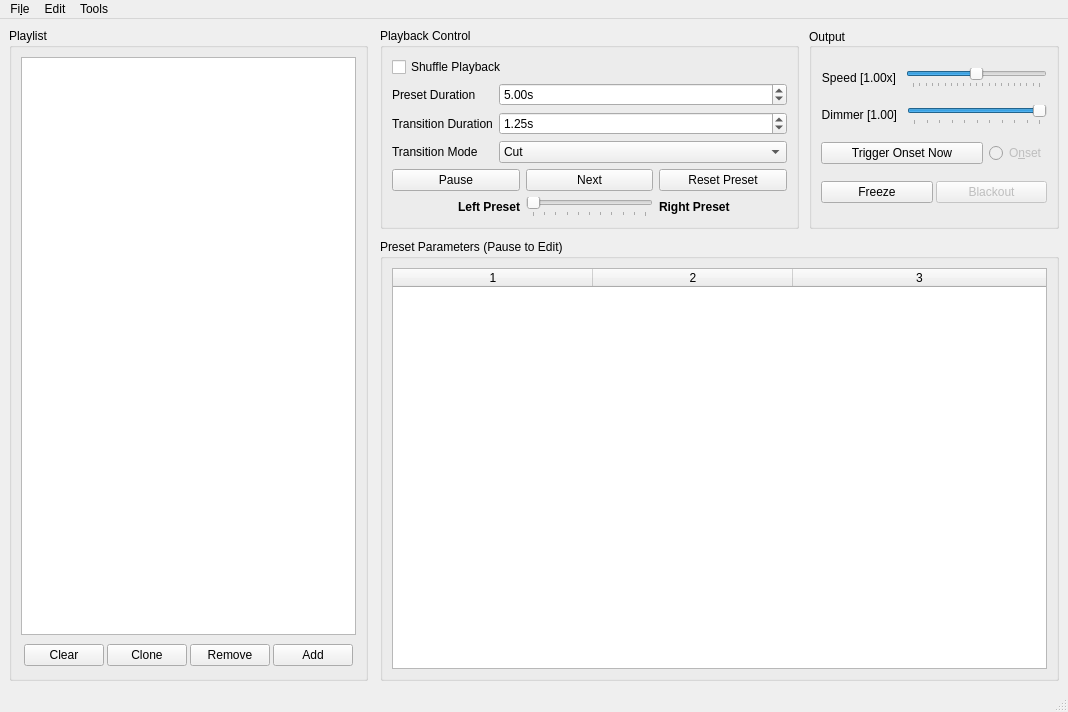
This is ui/firemix.ui in Openlights/firemix as Qt 5 draws it before an edit. The edited form follows.
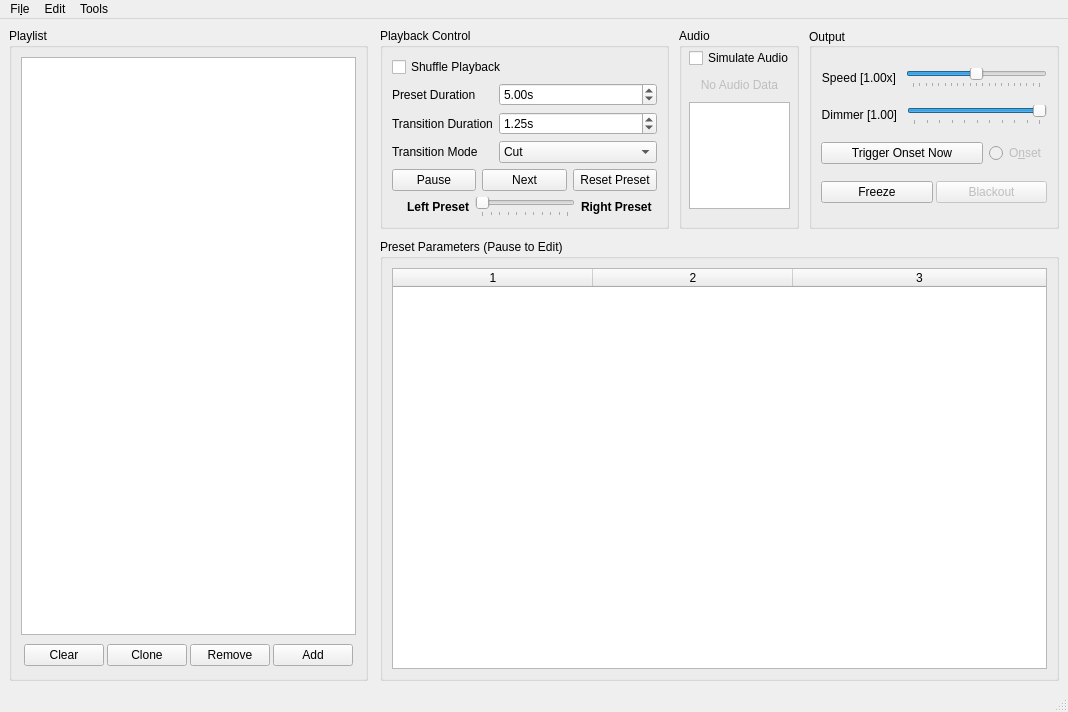
This is the edited form. Custom widgets are drawn as their Qt base class.

Commit message: WIP: FFT visualization in GUI

```diff
--- a/ui/firemix.ui
+++ b/ui/firemix.ui
@@ -85,7 +85,7 @@
          <number>6</number>
         </property>
         <item>
-         <layout class="QHBoxLayout" name="horizontalLayout_5" stretch="0,1">
+         <layout class="QHBoxLayout" name="horizontalLayout_5" stretch="0,0,1">
           <property name="spacing">
            <number>10</number>
           </property>
@@ -297,6 +297,94 @@
             </layout>
            </widget>
           </item>
+          <item>
+           <widget class="QGroupBox" name="groupBox_4">
+            <property name="minimumSize">
+             <size>
+              <width>120</width>
+              <height>0</height>
+             </size>
+            </property>
+            <property name="title">
+             <string>Audio</string>
+            </property>
+            <widget class="QWidget" name="verticalLayoutWidget">
+             <property name="geometry">
+              <rect>
+               <x>10</x>
+               <y>20</y>
+               <width>101</width>
+               <height>161</height>
+              </rect>
+             </property>
+             <layout class="QVBoxLayout" name="verticalLayout_2">
+              <item>
+               <widget class="QCheckBox" name="cb_simulate_audio">
+                <property name="text">
+                 <string>Simulate Audio</string>
+                </property>
+               </widget>
+              </item>
+              <item>
+               <widget class="QPushButton" name="btn_receiving_audio">
+                <property name="enabled">
+                 <bool>false</bool>
+                </property>
+                <property name="styleSheet">
+                 <string notr="true">background-color: rgb(249, 127, 127);</string>
+                </property>
+                <property name="text">
+                 <string>No Audio Data</string>
+                </property>
+                <property name="flat">
+                 <bool>true</bool>
+                </property>
+               </widget>
+              </item>
+              <item>
+               <widget class="QGraphicsView" name="fft_graphics_view">
+                <property name="sizePolicy">
+                 <sizepolicy hsizetype="Expanding" vsizetype="Preferred">
+                  <horstretch>0</horstretch>
+                  <verstretch>0</verstretch>
+                 </sizepolicy>
+                </property>
+                <property name="maximumSize">
+                 <size>
+                  <width>16777215</width>
+                  <height>150</height>
+                 </size>
+                </property>
+                <property name="interactive">
+                 <bool>false</bool>
+                </property>
+                <property name="sceneRect">
+                 <rectf>
+                  <x>0.000000000000000</x>
+                  <y>0.000000000000000</y>
+                  <width>64.000000000000000</width>
+                  <height>64.000000000000000</height>
+                 </rectf>
+                </property>
+               </widget>
+              </item>
+              <item>
+               <spacer name="verticalSpacer">
+                <property name="orientation">
+                 <enum>Qt::Vertical</enum>
+                </property>
+                <property name="sizeHint" stdset="0">
+                 <size>
+                  <width>20</width>
+                  <height>40</height>
+                 </size>
+                </property>
+               </spacer>
+              </item>
+             </layout>
+            </widget>
+           </widget>
+          </item>
           <item>
            <widget class="QGroupBox" name="groupBox">
             <property name="sizePolicy">
```
The commit also changes 2 other files.
